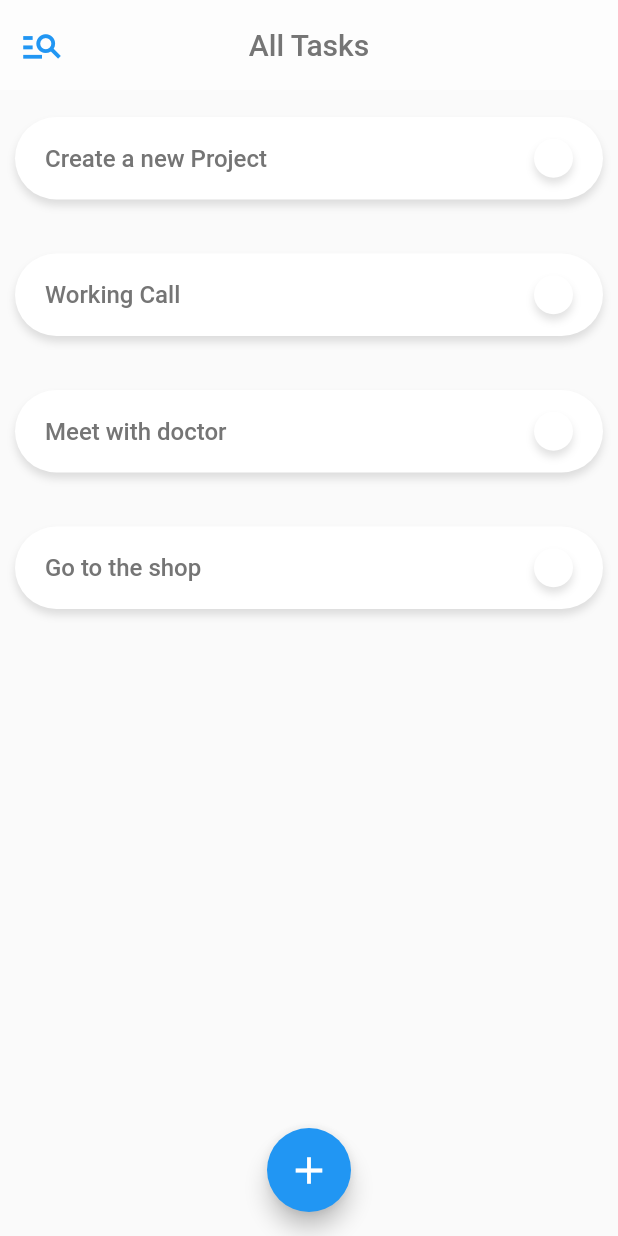
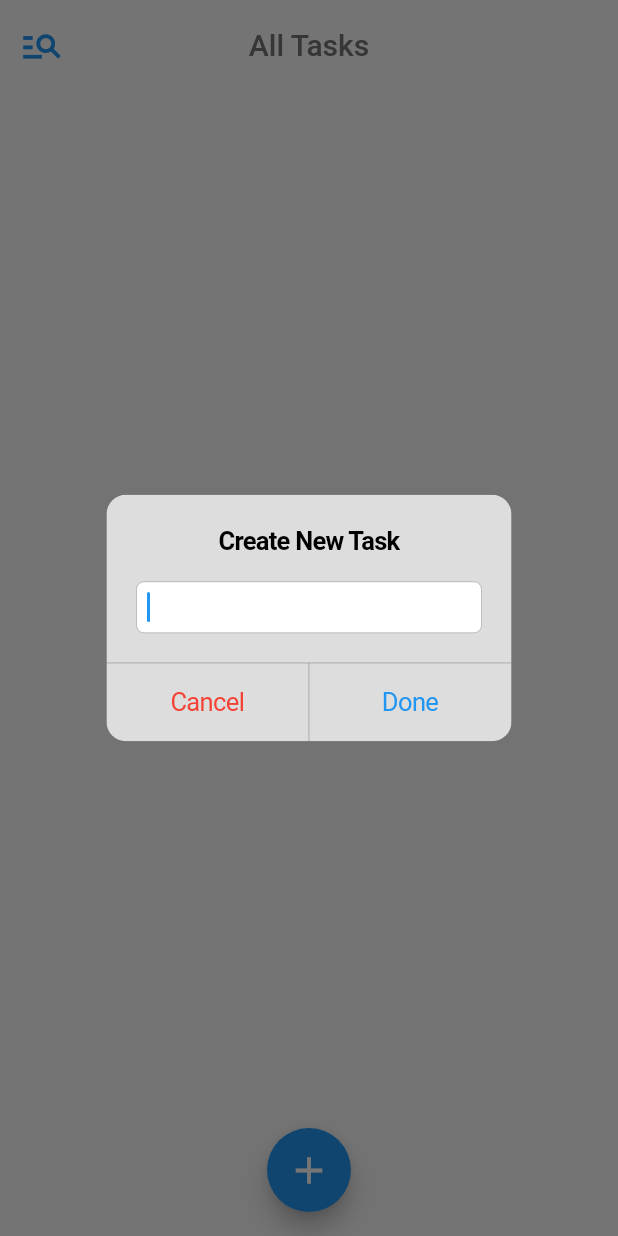
Before and after one commit to arshiyankhan/What-to-do, a Flutter app: the screen it shows after launch, after a tap on the "add" icon, on a phone screen of 412 x 824 dp. Run offline on Flutter 3.47's test engine with Material 2 defaults, Android fonts, the phone set to English and light mode, and no system bars.

Commit message:
created task added

```diff
--- a/lib/main.dart
+++ b/lib/main.dart
@@ -1,3 +1,4 @@
+import 'package:flutter/cupertino.dart';
 import 'package:flutter/material.dart';
 import 'package:what_to_do_app/data/task.dart';
 import 'package:what_to_do_app/widgets/task_card.dart';
@@ -17,12 +18,50 @@ class HomeScreen extends StatefulWidget {
 }
 
 class _HomeScreenState extends State<HomeScreen> {
-  List<Task> tasks_data = [
-    Task('Create a new Project', false),
-    Task('Working Call', false),
-    Task('Meet with doctor', false),
-    Task('Go to the shop', false)
-  ];
+
+  TextEditingController _controller = TextEditingController();
+
+  List<Task> tasks_data = [];
+
+  void showAddTaskDialog(){
+    _controller.text = "";
+
+    showDialog(
+      context: context,
+      builder: (context) => CupertinoAlertDialog(
+        title: Container(child: Text('Create New Task'),margin: EdgeInsets.only(bottom: 14)),
+        content: CupertinoTextField(
+          controller: _controller,
+          autofocus: true,
+        ),
+        actions: [
+          CupertinoButton(
+            onPressed: (){
+              Navigator.pop(context);
+            },
+            child: Text(
+              'Cancel',
+              style: TextStyle(
+                color: Colors.red
+              )),
+          ),
+          CupertinoButton(
+            onPressed: (){
+              if (_controller.text.isEmpty){
+                return;
+              }
+              Navigator.pop(context);
+              Task createdTask = Task(_controller.text, false);
+              setState(() {
+                tasks_data.add(createdTask);
+              });
+            },
+            child: Text('Done'),
+            )
+        ],
+      )
+      );
+  }
 
   @override
   Widget build(BuildContext context) {
@@ -47,7 +86,9 @@ class _HomeScreenState extends State<HomeScreen> {
           ),
         ),
         floatingActionButton: FloatingActionButton(
-          onPressed: () {},
+          onPressed: () {
+            showAddTaskDialog();
+          },
           child: Icon(
             Icons.add,
             size: 30,
@@ -62,11 +103,13 @@ class _HomeScreenState extends State<HomeScreen> {
               onTap: (){
                 setState(() {
                   tasks_data[index].isCompleted =!tasks_data[index].isCompleted;
-                });
-              },
-            );
-          }
+                  });
+                },
+              );
+            }
           )
-          )));
+        )
+      )
+    );
   }
 }
--- a/lib/widgets/task_card.dart
+++ b/lib/widgets/task_card.dart
@@ -10,7 +10,7 @@ class TaskCard extends StatelessWidget {
   @override
   Widget build(BuildContext context) {
     return Container(
-        margin: EdgeInsets.only(left: 10,right: 10,top:18,bottom: 18),
+        margin: EdgeInsets.only(left: 10,right: 10,bottom: 15),
         width: double.infinity,
         height: 55,
         decoration: BoxDecoration(
```
